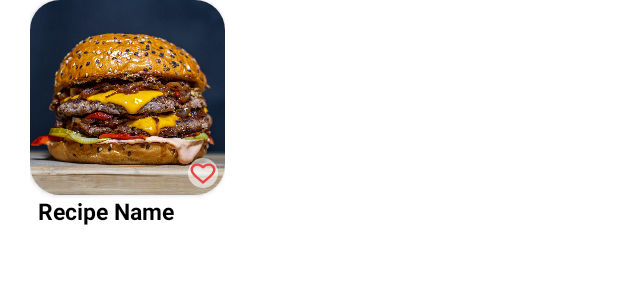
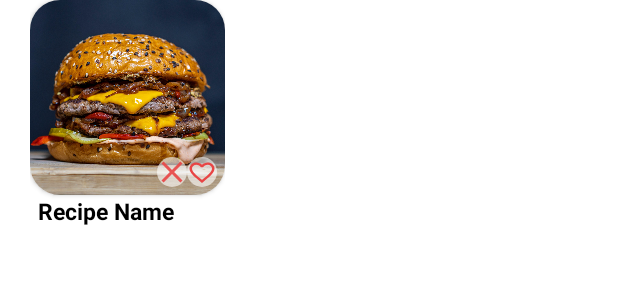
Before and after one commit to efi1397/WinningRecipe, an Android app: the layout item.xml on its own in the app's theme, with its tools: preview values and no code run, on a phone screen of 412 x 824 dp. Shown: the top 300 px of the screen. Run offline under Robolectric (Android 15) with nearby library versions, the phone set to English and light mode, and no system bars.

Commit message:
Added functionality to remove recipes from the database and included a button to delete recipes.

```diff
--- a/app/src/main/res/drawable/baseline_clear_24.xml
+++ b/app/src/main/res/drawable/baseline_clear_24.xml
@@ -1,5 +1,5 @@
 <vector android:alpha="0.91" android:height="24dp"
-    android:tint="@color/appColor" android:viewportHeight="24"
+    android:tint="#E84545" android:viewportHeight="24"
     android:viewportWidth="24" android:width="24dp" xmlns:android="http://schemas.android.com/apk/res/android">
     <path android:fillColor="@android:color/white" android:pathData="M19,6.41L17.59,5 12,10.59 6.41,5 5,6.41 10.59,12 5,17.59 6.41,19 12,13.41 17.59,19 19,17.59 13.41,12z"/>
 </vector>
--- a/app/src/main/res/layout/item.xml
+++ b/app/src/main/res/layout/item.xml
@@ -29,17 +29,34 @@
                 android:scaleType="centerCrop"
                 android:src="@drawable/r" />
 
-            <ImageButton
-                android:id="@+id/favoriteBtn"
-                android:layout_width="20dp"
-                android:layout_height="20dp"
-                android:background="@drawable/button_border"
-                android:src="@drawable/baseline_white_favorite_border_24"
-                android:layout_alignEnd="@id/recipe_name"
-                android:layout_marginStart="105dp"
-                android:layout_marginTop="105dp" />
+            <RelativeLayout
+                android:layout_width="match_parent"
+                android:layout_height="match_parent">
 
+                <ImageButton
+                    android:id="@+id/favoriteBtn"
+                    android:layout_width="20dp"
+                    android:layout_height="20dp"
+                    android:layout_alignParentEnd="true"
+                    android:layout_alignParentBottom="true"
+                    android:layout_marginEnd="5dp"
+                    android:layout_marginBottom="5dp"
+                    android:background="@drawable/button_border"
+                    android:src="@drawable/baseline_white_favorite_border_24" />
+
+                <ImageButton
+                    android:id="@+id/deleteBtn"
+                    android:layout_width="20dp"
+                    android:layout_height="20dp"
+                    android:layout_toStartOf="@id/favoriteBtn"
+                    android:layout_alignTop="@id/favoriteBtn"
+                    android:background="@drawable/button_border"
+                    android:src="@drawable/baseline_clear_24" />
+
+            </RelativeLayout>
         </androidx.cardview.widget.CardView>
+
+
 
         <TextView
             android:id="@+id/recipe_name"
```
Also changed, not shown: app/src/main/java/Utils/FirebaseHandler.java (+4 -4 lines), app/src/main/java/com/example/winningrecipe/Adapters/MyAdapter.java (+15 -6 lines).
